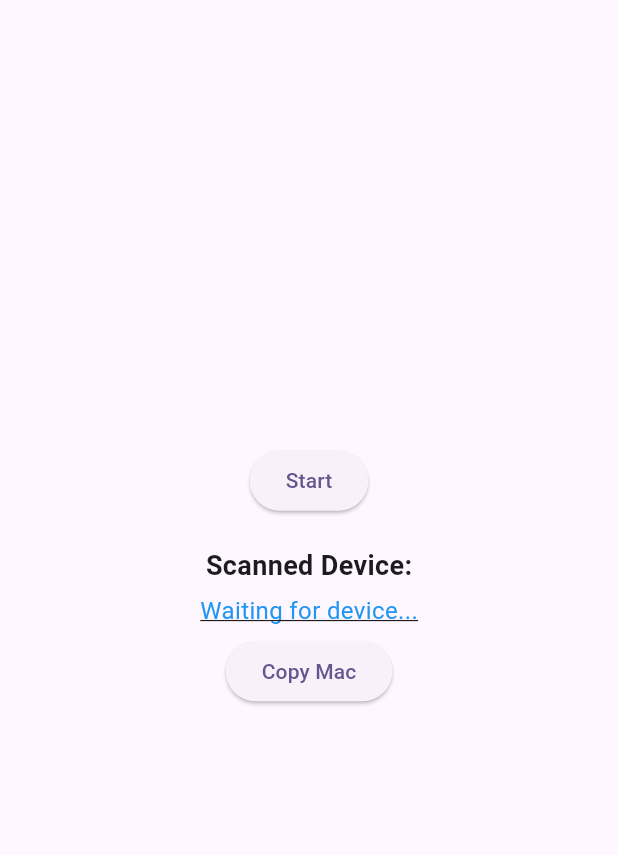
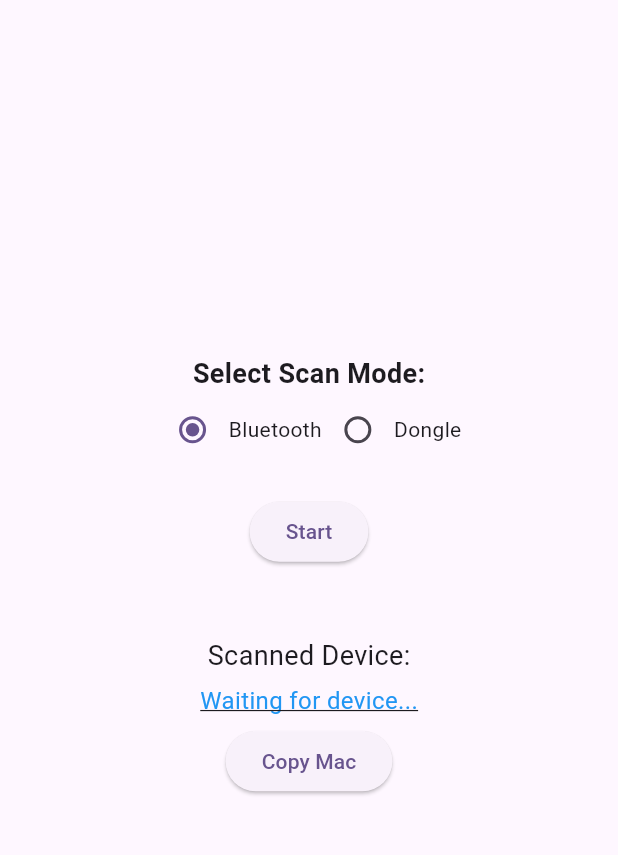
Before and after one commit to easygautam/taghive-clicker-fluttersdk, a Flutter app: the screen it shows after launch, after a tap on "Start", on a phone screen of 412 x 824 dp, the part 84-939 px from its top. Run offline on Flutter 3.47's test engine with Material 3 defaults, Android fonts, the light colour scheme and no system bars; missing offline and left inert: flutter_libserialport, quick_blue_platform_interface.

Commit message:
Added option for dongle and mac

```diff
--- a/lib/main.dart
+++ b/lib/main.dart
@@ -36,14 +36,15 @@ class _AppState extends State<App> {
   String _deviceId = '';
   String _button = '';
   bool _isClickerInit = false;
+  ClickerScanMode _scanMode = ClickerScanMode.bluetooth;
+  String _dongleStatusMessage = '';
 
   @override
   void initState() {
     super.initState();
-    // _listenToClickerScan();
   }
 
-  void _listenToClickerScan() {
+  void _listenToClickerScan() async {
     FlutterClickerSdk.clickerScanStream.listen((event) {
       var clickerData = event;
       _copyStringToClipboard(clickerData.deviceId);
@@ -79,28 +80,32 @@ class _AppState extends State<App> {
     WidgetsFlutterBinding.ensureInitialized();
     print("Widget flutter binding init");
 
-    FlutterClickerSdk.setClickerScanMode(mode: ClickerScanMode.bluetooth);
+    FlutterClickerSdk.setClickerScanMode(mode: _scanMode);
     var isScannerAvailable =
         await FlutterClickerSdk.isClickerScanningAvailable();
     print("Scanner available $isScannerAvailable");
     if (isScannerAvailable) {
+      _dongleStatusMessage = '';
       FlutterClickerSdk.startClickerScanning();
-
       var currentRegistrationKey = 1;
       FlutterClickerSdk.startClickerRegistration(
           registrationKey: currentRegistrationKey);
 
-      // Press 1 on clicker to register
-    }
       print("Widget flutter binding init");
-    _listenToClickerScan();
       setState(() {
         _isClickerInit = true;
       });
-    print("Started listning");
+      _listenToClickerScan();
+      print("Started listening");
       ScaffoldMessenger.of(context).showSnackBar(
         const SnackBar(content: Text('Scanner Started now you can scan')),
       );
+
+    } else {
+      _dongleStatusMessage = _scanMode == ClickerScanMode.bluetooth
+          ? 'Bluetooth is not on or not available'
+          : 'Dongle is not connected';
+    }
   }
 
   @override
@@ -114,14 +119,53 @@ class _AppState extends State<App> {
         child: Column(
           mainAxisAlignment: MainAxisAlignment.center,
           children: <Widget>[
+            const Text(
+              'Select Scan Mode:',
+              style: TextStyle(fontSize: 18, fontWeight: FontWeight.bold),
+            ),
+            Row(
+              mainAxisAlignment: MainAxisAlignment.center,
+              children: [
+                Radio<ClickerScanMode>(
+                  value: ClickerScanMode.bluetooth,
+                  groupValue: _scanMode,
+                  onChanged: _isClickerInit
+                      ? null
+                      : (ClickerScanMode? value) {
+                          setState(() {
+                            _scanMode = value!;
+                          });
+                        },
+                ),
+                const Text('Bluetooth'),
+                Radio<ClickerScanMode>(
+                  value: ClickerScanMode.dongle,
+                  groupValue: _scanMode,
+                  onChanged: _isClickerInit
+                      ? null
+                      : (ClickerScanMode? value) {
+                          setState(() {
+                            _scanMode = value!;
+                          });
+                        },
+                ),
+                const Text('Dongle'),
+              ],
+            ),
+            const SizedBox(height: 20),
             ElevatedButton(
-              onPressed: initClickerSdk,
+              onPressed: _isClickerInit ? null : initClickerSdk,
               child: Text(_isClickerInit ? 'Started' : 'Start'),
             ),
+            Text(_dongleStatusMessage,
+                style: const TextStyle(
+                    fontSize: 18,
+                    fontWeight: FontWeight.bold,
+                    color: Color.fromRGBO(255, 0, 0, 100))),
             const SizedBox(height: 20),
             const Text(
               'Scanned Device:',
-              style: TextStyle(fontSize: 18, fontWeight: FontWeight.bold),
+              style: TextStyle(fontSize: 18, fontWeight: FontWeight.normal),
             ),
             const SizedBox(height: 5),
             GestureDetector(
```
Lines whose indentation alone changed are shown as unchanged.
